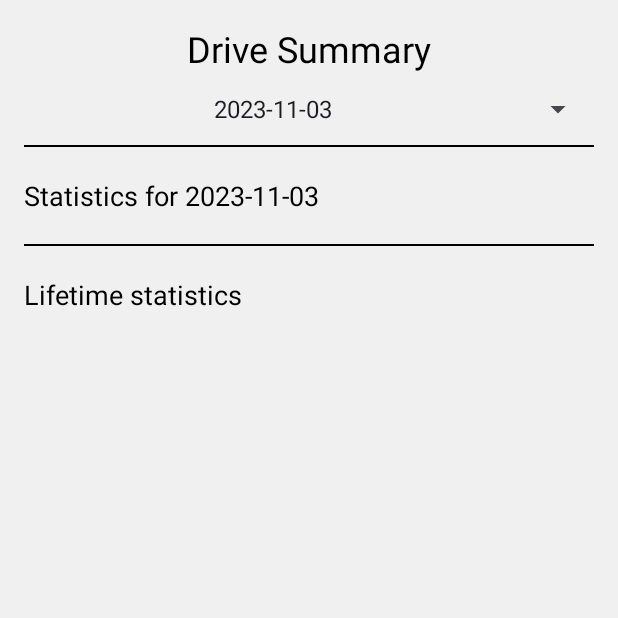
After one commit to jweezy24/driveAide_app, an Android app: the DriveSummaryActivity screen opened directly, with no data from a screen before it, on a phone screen of 412 x 824 dp, the top half of it. The commit adds this screen. Run offline under Robolectric (Android 15) with nearby library versions, the phone set to English and light mode, and no system bars.

Commit message:
summary page groundwork

```diff
--- a/app/src/main/AndroidManifest.xml
+++ b/app/src/main/AndroidManifest.xml
@@ -3,6 +3,7 @@
     xmlns:tools="http://schemas.android.com/tools">
 
     <uses-permission android:name="android.permission.CAMERA" />
+
     <uses-feature android:name="android.hardware.camera" />
 
     <application
@@ -15,23 +16,21 @@
         android:supportsRtl="true"
         android:theme="@style/Theme.DriveAide"
         tools:targetApi="34">
-
+        <activity
+            android:name=".DriveSummaryActivity"
+            android:exported="false" />
         <activity
             android:name=".MainActivity"
             android:exported="true">
-
             <intent-filter>
                 <action android:name="android.intent.action.MAIN" />
 
                 <category android:name="android.intent.category.LAUNCHER" />
             </intent-filter>
         </activity>
-
         <activity
             android:name=".CameraActivity"
-            android:exported="true">
-        </activity>
-
+            android:exported="true"></activity>
     </application>
 
 </manifest>
--- /dev/null
+++ b/app/src/main/java/com/example/driveaide/DriveSummaryActivity.java
@@ -0,0 +1,73 @@
+package com.example.driveaide;
+
+import android.os.Bundle;
+import android.view.MenuItem;
+import android.view.View;
+import android.widget.AdapterView;
+import android.widget.ArrayAdapter;
+import android.widget.Button;
+import android.widget.Spinner;
+import android.widget.TextView;
+import androidx.appcompat.app.AppCompatActivity;
+
+import com.example.driveaide.R;
+
+import java.util.Arrays;
+import java.util.Comparator;
+
+public class DriveSummaryActivity extends AppCompatActivity {
+
+    private TextView statsTextView;
+    private TextView lifetimeStatsTextView;
+
+    // Sample Dates
+    String[] dates = new String[]{"2023-11-01", "2023-11-02", "2023-11-03"};
+
+    @Override
+    protected void onCreate(Bundle savedInstanceState) {
+        super.onCreate(savedInstanceState);
+        setContentView(R.layout.activity_drive_summary);
+
+        Spinner dateSpinner = findViewById(R.id.dateSpinner);
+        statsTextView = findViewById(R.id.statsTextView);
+        lifetimeStatsTextView = findViewById(R.id.lifetimeStatsTextView);
+
+
+        // Sort dates in descending order
+        Arrays.sort(dates, Comparator.reverseOrder());
+
+        // Implement spinner
+        ArrayAdapter<String> adapter = new ArrayAdapter<>(this, android.R.layout.simple_spinner_item, dates);
+        adapter.setDropDownViewResource(android.R.layout.simple_spinner_dropdown_item);
+        dateSpinner.setAdapter(adapter);
+
+        dateSpinner.setOnItemSelectedListener(new AdapterView.OnItemSelectedListener() {
+            @Override
+            public void onItemSelected(AdapterView<?> parent, View view, int position, long id) {
+                // Fetch and display statistics for selected date
+                String selectedDate = (String) parent.getItemAtPosition(position);
+                displayStatsForDate(selectedDate);
+            }
+
+            @Override
+            public void onNothingSelected(AdapterView<?> parent) {
+            }
+        });
+
+        // Display Lifetime Stats
+        displayLifetimeStats();
+
+    }
+
+    private void displayStatsForDate(String date) {
+        // Fetch statistics based on the date and update statsTextView
+        // This is a placeholder for demonstration
+        statsTextView.setText("Statistics for " + date);
+    }
+
+    private void displayLifetimeStats() {
+        // Fetch statistics based on the date and update statsTextView
+        // This is a placeholder for demonstration
+        lifetimeStatsTextView.setText("Lifetime statistics");
+    }
+}
--- a/app/src/main/java/com/example/driveaide/MainActivity.java
+++ b/app/src/main/java/com/example/driveaide/MainActivity.java
@@ -33,11 +33,18 @@ public class MainActivity extends AppCompatActivity {
 
         Button startDriveButton = findViewById(R.id.startDriveButton);
 
+        Button viewDriveSummaryButton = findViewById(R.id.viewDriveSummaryButton);
+
         // Set an onClickListener for the "Start Drive" button
         startDriveButton.setOnClickListener(v -> {
             // Start the camera activity when the button is clicked
             startActivity(new Intent(this, CameraActivity.class));
         });
 
+        viewDriveSummaryButton.setOnClickListener(v -> {
+            // Start the camera activity when the button is clicked
+            startActivity(new Intent(this, DriveSummaryActivity.class));
+        });
+
     }
 }
--- /dev/null
+++ b/app/src/main/res/layout/activity_drive_summary.xml
@@ -0,0 +1,79 @@
+<?xml version="1.0" encoding="utf-8"?>
+<androidx.constraintlayout.widget.ConstraintLayout xmlns:android="http://schemas.android.com/apk/res/android"
+    xmlns:app="http://schemas.android.com/apk/res-auto"
+    android:layout_width="match_parent"
+    android:layout_height="match_parent"
+    android:background="#F0F0F0"
+    android:padding="16dp">
+
+    <!-- Drive Summary Header -->
+    <TextView
+        android:id="@+id/driveSummary"
+        android:layout_width="wrap_content"
+        android:layout_height="wrap_content"
+        android:text="Drive Summary"
+        android:textSize="24sp"
+        android:textColor="#000000"
+        app:layout_constraintTop_toTopOf="parent"
+        app:layout_constraintStart_toStartOf="parent"
+        app:layout_constraintEnd_toEndOf="parent"
+        />
+
+    <!-- Spinner for date selection -->
+    <Spinner
+        android:id="@+id/dateSpinner"
+        android:layout_width="0dp"
+        android:layout_height="48dp"
+        android:popupBackground="#F0F0F0"
+        android:textAlignment="center"
+        app:layout_constraintEnd_toEndOf="parent"
+        app:layout_constraintHorizontal_bias="0.5"
+        app:layout_constraintStart_toStartOf="parent"
+        app:layout_constraintTop_toBottomOf="@id/driveSummary" />
+
+    <View
+        android:id="@+id/divider0"
+        android:layout_width="match_parent"
+        android:layout_height="1dp"
+        android:background="@color/black"
+        app:layout_constraintTop_toBottomOf="@+id/dateSpinner"
+        app:layout_constraintStart_toStartOf="parent"
+        app:layout_constraintEnd_toEndOf="parent"/>
+
+    <!-- TextView for displaying statistics -->
+    <TextView
+        android:id="@+id/statsTextView"
+        android:layout_width="0dp"
+        android:layout_height="wrap_content"
+        android:layout_marginTop="20dp"
+        android:text="Statistics will appear here"
+        android:textSize="18sp"
+        android:textColor="#000000"
+        app:layout_constraintTop_toBottomOf="@id/divider0"
+        app:layout_constraintStart_toStartOf="parent"
+        app:layout_constraintEnd_toEndOf="parent" />
+
+    <View
+        android:id="@+id/divider1"
+        android:layout_width="match_parent"
+        android:layout_height="1dp"
+        android:layout_marginTop="20dp"
+        android:background="@color/black"
+        app:layout_constraintTop_toBottomOf="@+id/statsTextView"
+        app:layout_constraintStart_toStartOf="parent"
+        app:layout_constraintEnd_toEndOf="parent"/>
+
+    <!-- TextView for displaying lifetime statistics -->
+    <TextView
+        android:id="@+id/lifetimeStatsTextView"
+        android:layout_width="0dp"
+        android:layout_height="wrap_content"
+        android:layout_marginTop="20dp"
+        android:text="Lifetime statistics will appear here"
+        android:textSize="18sp"
+        android:textColor="#000000"
+        app:layout_constraintTop_toBottomOf="@id/divider1"
+        app:layout_constraintStart_toStartOf="parent"
+        app:layout_constraintEnd_toEndOf="parent" />
+
+</androidx.constraintlayout.widget.ConstraintLayout>
--- a/app/src/main/res/layout/activity_home.xml
+++ b/app/src/main/res/layout/activity_home.xml
@@ -5,7 +5,8 @@
     xmlns:tools="http://schemas.android.com/tools"
     android:layout_width="match_parent"
     android:layout_height="match_parent"
-    android:background="#F0F0F0">
+    android:background="#F0F0F0"
+    android:padding="16dp">
 
     <TextView
         android:id="@+id/titleText"
@@ -36,11 +37,24 @@
         android:id="@+id/startDriveButton"
         android:layout_width="wrap_content"
         android:layout_height="wrap_content"
+        android:layout_marginBottom="56dp"
+        android:fontFamily="@font/font_family"
         android:text="Start Drive"
         app:layout_constraintBottom_toBottomOf="parent"
+        app:layout_constraintEnd_toEndOf="parent"
+        app:layout_constraintStart_toStartOf="parent" />
+
+    <Button
+        android:id="@+id/viewDriveSummaryButton"
+        android:layout_width="wrap_content"
+        android:layout_height="wrap_content"
+        android:layout_marginBottom="4dp"
+        android:fontFamily="@font/font_family"
+        android:text="Drive Stats"
+        app:layout_constraintBottom_toBottomOf="parent"
+        app:layout_constraintEnd_toEndOf="parent"
+        app:layout_constraintHorizontal_bias="0.503"
         app:layout_constraintStart_toStartOf="parent"
-        app:layout_constraintEnd_toEndOf="parent"
-        app:layout_constraintHorizontal_bias="0.5"
-        android:layout_marginTop="16dp"
-        android:fontFamily="@font/font_family" />
+        app:layout_constraintTop_toBottomOf="@+id/startDriveButton" />
+
 </androidx.constraintlayout.widget.ConstraintLayout>
--- a/app/src/main/res/values/strings.xml
+++ b/app/src/main/res/values/strings.xml
@@ -1,3 +1,4 @@
 <resources>
     <string name="app_name">DriveAide</string>
+    <string name="select_date">Select Date</string>
 </resources>
```
